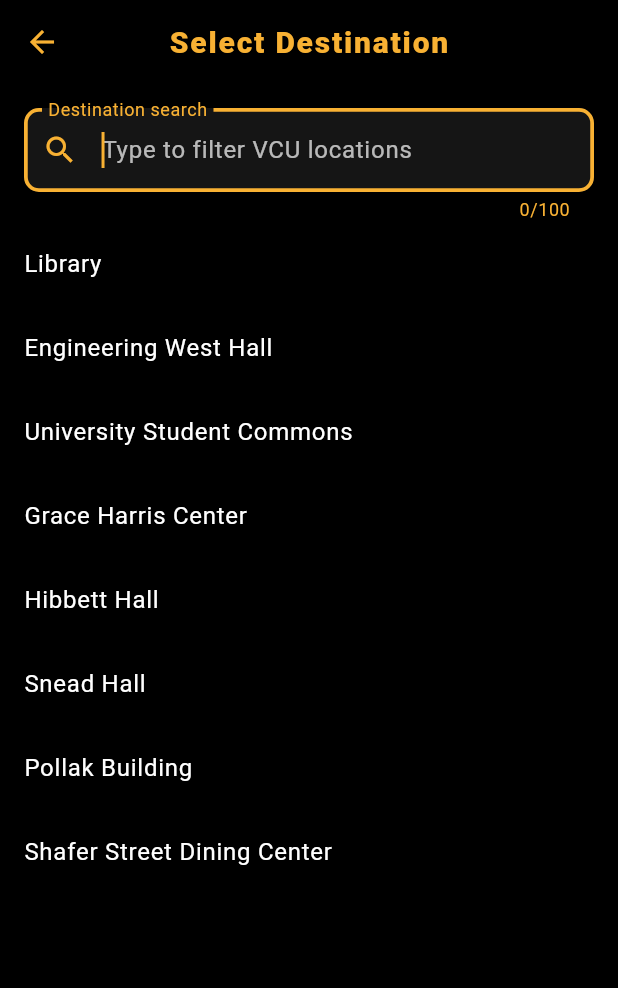
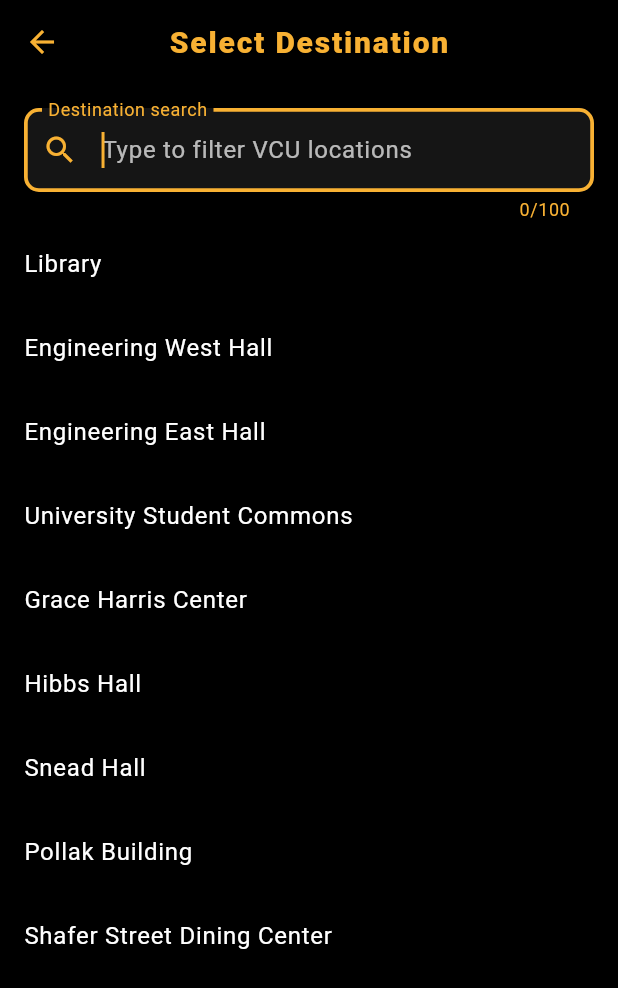
Before and after one commit to kliancombs/VCU-Mobile-Transportation-App, a Flutter app: the SuggestionScreen screen opened directly, on a phone screen of 412 x 824 dp. Shown: the top 988 px of the screen. Run offline on Flutter 3.47's test engine with Material 3 defaults, Android fonts, the phone set to English and light mode, and no system bars.

Commit message:
Changed names in list

```diff
--- a/sprint1_uc01/lib/data/vcu_locations.dart
+++ b/sprint1_uc01/lib/data/vcu_locations.dart
@@ -14,9 +14,10 @@
   static const List<String> suggestions = <String>[
     'Library',
     'Engineering West Hall',
+    'Engineering East Hall',
     'University Student Commons',
     'Grace Harris Center',
-    'Hibbett Hall',
+    'Hibbs Hall',
     'Snead Hall',
     'Pollak Building',
     'Shafer Street Dining Center',
```
Also changed, not shown: 2 other files.
